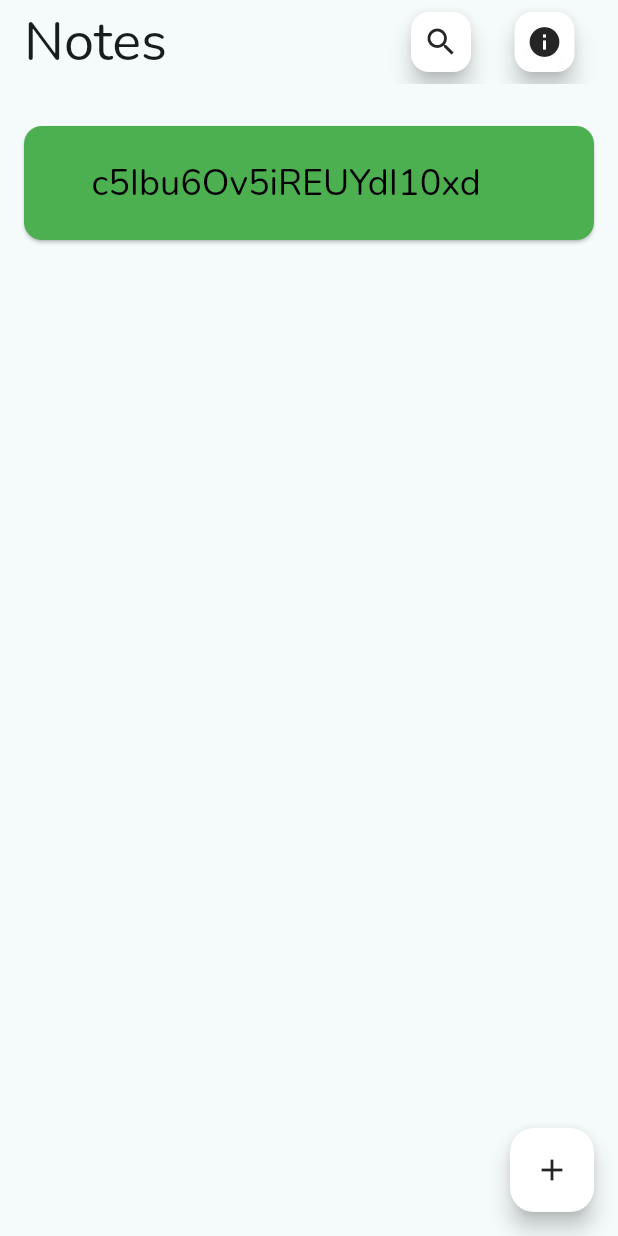
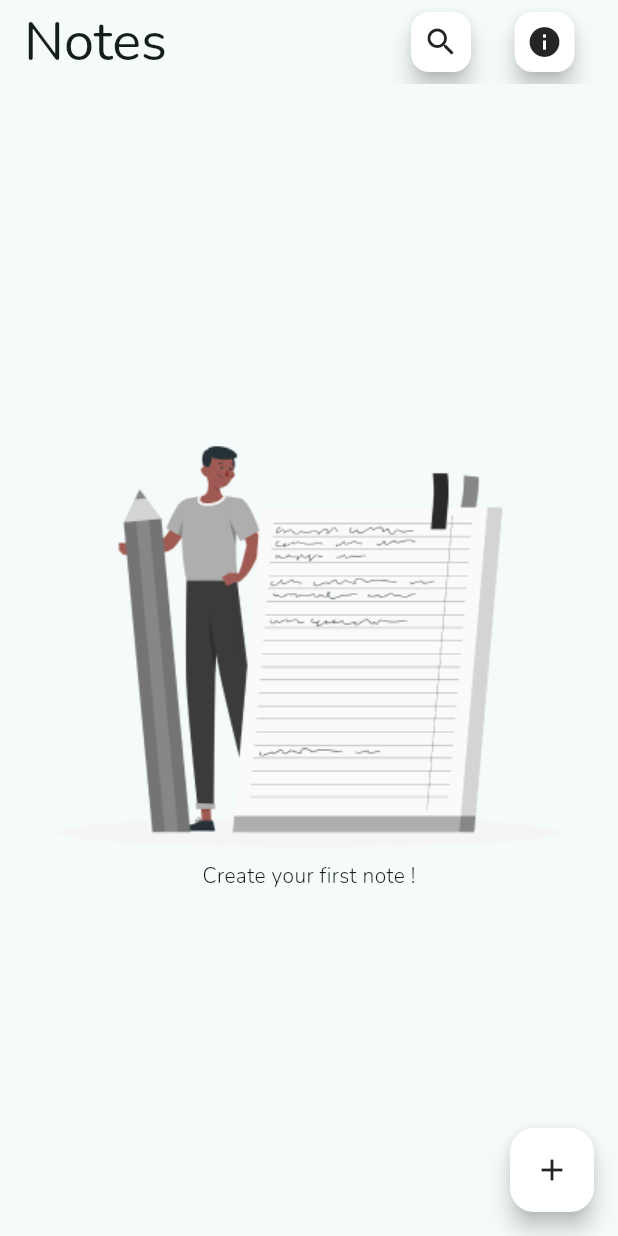
Before and after one commit to td-cristian-torrado/td-bootcamp-flutter-2024-examples, a Flutter app: the screen it shows after launch, after a tap on the "add" icon, on a phone screen of 412 x 824 dp. Run offline on Flutter 3.47's test engine with Material 3 defaults, Android fonts, the phone set to English and light mode, and no system bars; our stand-ins replace google_fonts; missing offline and left inert: dart:js_interop.

```diff
--- a/widgets-example-1/td_bootcamp_widget_notes_app/lib/home.dart
+++ /dev/null
@@ -1,106 +0,0 @@
-import 'dart:math';
-
-import 'package:flutter/material.dart';
-
-class HomeScreen extends StatefulWidget {
-  const HomeScreen({super.key});
-
-  @override
-  State<HomeScreen> createState() => _HomeScreenState();
-}
-
-class _HomeScreenState extends State<HomeScreen> {
-
-  List<String> _notesList = [];
-
-  @override
-  void initState() {
-    super.initState();
-    _notesList = [];
-  }
-
-  void _onFabTap(){
-    setState(() {
-       var newNote = generateRandomString();
-       _notesList.add(newNote);
-        print(newNote);
-        print(_notesList.length);
-    });
-  }
-
-  @override
-  Widget build(BuildContext context) {
-    return Scaffold(
-        appBar: AppBar(
-          title: Text('Notes', style: Theme.of(context).textTheme.displaySmall),
-          actions: [
-            Theme(
-              data: _getFabCustomTheme(context: context),
-              child: const FloatingActionButton.small(onPressed: null, child: Icon(Icons.search))),
-             Padding(
-              padding: const EdgeInsets.fromLTRB(21,0,25,0),
-              child: Theme(
-                data: _getFabCustomTheme(context: context),
-                child: const FloatingActionButton.small(onPressed: null, child: Icon(Icons.info))),
-            ),
-          ],
-        ),
-        body: ListView(children: _notesList.map((text) => _cardFactory(text: text)).toList(),) ,
-        floatingActionButton: Theme(
-          data: _getFabCustomTheme(context: context),
-          child: FloatingActionButton(
-            onPressed: _onFabTap, child: Icon(Icons.add)),
-        ),
-    );
-  }
-
-  ThemeData _getFabCustomTheme({required BuildContext context}){
-    final brightness = View.of(context).platformDispatcher.platformBrightness;
-    return Theme.of(context)
-            .copyWith(colorScheme: Theme.of(context)
-              .colorScheme.copyWith(
-                primaryContainer: brightness == Brightness.light ? const Color(0xFFFFFFFF) : const Color(0xFF252525),
-                onPrimaryContainer: brightness == Brightness.dark ? const Color(0xFFFFFFFF) : const Color(0xFF252525)));
-  }
-
-  Widget _cardFactory({required String text}) {
-     return Padding(
-             padding: const EdgeInsets.symmetric(vertical: 24, horizontal: 12),
-             child: Card( color: Colors.green, child:  Padding(
-               padding: const EdgeInsets.symmetric(vertical: 22, horizontal: 45),
-                child: Text(text,
-                style: Theme.of(context).textTheme.headlineSmall!
-                .copyWith(color:Colors.black ))),
-             ),
-           );
-  }
-
-  /*
-
-  SizedBox(
-          width: double.infinity,
-          height: double.infinity,
-          child: Column(
-            crossAxisAlignment: CrossAxisAlignment.center,
-            mainAxisAlignment: MainAxisAlignment.center,
-            children: [
-              Image.asset('assets/img/rafiki.png'),
-              Text('Create your first note !',
-              style: Theme.of(context).textTheme.bodyMedium?.
-              copyWith(fontWeight: FontWeight.w300),)
-            ],
-          ),
-        ),
-
-
-  */
-}
-
-String generateRandomString() {
-    const String chars = 'abcdefghijklmnopqrstuvwxyzABCDEFGHIJKLMNOPQRSTUVWXYZ0123456789';
-    final Random random = Random();
-    return List.generate(Random()
-      .nextInt(50),
-      (index) => chars[random.nextInt(chars.length)])
-      .join();
-}
--- /dev/null
+++ b/widgets-example-1/td_bootcamp_widget_notes_app/lib/home_screen.dart
@@ -0,0 +1,108 @@
+import 'package:flutter/material.dart';
+import 'package:td_bootcamp_widget_notes_app/info_screen.dart';
+import 'package:td_bootcamp_widget_notes_app/model/sticky_note.dart';
+import 'package:td_bootcamp_widget_notes_app/themes/util.dart';
+import 'package:td_bootcamp_widget_notes_app/utils/random_generators.dart';
+
+class HomeScreen extends StatefulWidget {
+  const HomeScreen({super.key});
+
+  @override
+  State<HomeScreen> createState() => _HomeScreenState();
+}
+
+class _HomeScreenState extends State<HomeScreen> {
+
+  List<StickyNote> _notesList = [];
+
+  @override
+  void initState() {
+    super.initState();
+    _notesList = [];
+  }
+
+  void _onFabTap(){
+    setState(() {
+       var newText = generateRandomString();
+       var newColor = generateRandomColors();
+       _notesList.add(StickyNote(text: newText, color: newColor));
+    });
+  }
+
+  Future<void> _onFabTapBucle() async {
+    for(int i=0; i<20; i++){
+      await Future.delayed(const Duration(seconds: 2), () {
+        setState(() {
+          var newText = generateRandomString();
+          var newColor = generateRandomColors();
+          _notesList.add(StickyNote(text: newText, color: newColor));
+        });
+      });
+    }
+  }
+
+  @override
+  Widget build(BuildContext context) {
+    return Scaffold(
+        appBar: AppBar(
+          title: Text('Notes', style: Theme.of(context).textTheme.displaySmall),
+          actions: [
+            Theme(
+              data: getFabCustomTheme(context: context),
+              child: const FloatingActionButton.small(onPressed: null, child: Icon(Icons.search))),
+             Padding(
+              padding: const EdgeInsets.fromLTRB(21,0,25,0),
+              child: Theme(
+                data: getFabCustomTheme(context: context),
+                child:  FloatingActionButton.small(onPressed: () {
+                  Navigator.of(context).push(
+                      MaterialPageRoute(
+                        builder: (context) => const InfoScreen(),
+                      ),
+                  );
+                }, child: const Icon(Icons.info))),
+            ),
+          ],
+        ),
+        body: _notesList.isEmpty ? _emptyViewFactory() : _noteListFactory(),
+        floatingActionButton: Theme(
+          data: getFabCustomTheme(context: context),
+          child: FloatingActionButton(
+            onPressed: _onFabTapBucle, child: const Icon(Icons.add)),
+        ),
+    );
+  }
+
+  Widget _cardFactory({required StickyNote stickyNote}) {
+     return Padding(
+             padding: const EdgeInsets.symmetric(vertical: 24, horizontal: 12),
+             child: Card( color: stickyNote.color, child:  Padding(
+               padding: const EdgeInsets.symmetric(vertical: 22, horizontal: 45),
+                child: Text(stickyNote.text,
+                style: Theme.of(context).textTheme.headlineSmall!
+                .copyWith(color:Colors.black ))),
+             ),
+           );
+  }
+
+  Widget _emptyViewFactory(){
+    return  SizedBox(
+          width: double.infinity,
+          height: double.infinity,
+          child: Column(
+            crossAxisAlignment: CrossAxisAlignment.center,
+            mainAxisAlignment: MainAxisAlignment.center,
+            children: [
+              Image.asset('assets/img/rafiki.png'),
+              Text('Create your first note !',
+              style: Theme.of(context).textTheme.bodyMedium?.
+              copyWith(fontWeight: FontWeight.w300),)
+            ],
+          ),
+        );
+  }
+
+  Widget _noteListFactory(){
+    return ListView(children: _notesList.reversed.map((stickyNote) => _cardFactory(stickyNote: stickyNote)).toList(),);
+  }
+}
--- a/widgets-example-1/td_bootcamp_widget_notes_app/lib/main.dart
+++ b/widgets-example-1/td_bootcamp_widget_notes_app/lib/main.dart
@@ -1,5 +1,5 @@
 import 'package:flutter/material.dart';
-import 'package:td_bootcamp_widget_notes_app/home.dart';
+import 'package:td_bootcamp_widget_notes_app/home_screen.dart';
 import 'package:td_bootcamp_widget_notes_app/themes/theme.dart';
 import 'package:td_bootcamp_widget_notes_app/themes/util.dart';
 
--- /dev/null
+++ b/widgets-example-1/td_bootcamp_widget_notes_app/lib/model/sticky_note.dart
@@ -0,0 +1,8 @@
+import 'dart:ui';
+
+final class StickyNote {
+  final String text;
+  final Color color;
+
+  StickyNote({required this.text, required this.color});
+}
--- a/widgets-example-1/td_bootcamp_widget_notes_app/lib/themes/util.dart
+++ b/widgets-example-1/td_bootcamp_widget_notes_app/lib/themes/util.dart
@@ -17,3 +17,12 @@ TextTheme createTextTheme(
   );
   return textTheme;
 }
+
+ThemeData getFabCustomTheme({required BuildContext context}){
+    final brightness = View.of(context).platformDispatcher.platformBrightness;
+    return Theme.of(context)
+            .copyWith(colorScheme: Theme.of(context)
+              .colorScheme.copyWith(
+                primaryContainer: brightness == Brightness.light ? const Color(0xFFFFFFFF) : const Color(0xFF252525),
+                onPrimaryContainer: brightness == Brightness.dark ? const Color(0xFFFFFFFF) : const Color(0xFF252525)));
+  }
```
Also changed, not shown: widgets-example-1/td_bootcamp_widget_notes_app/lib/info_screen.dart (added, +38 -0 lines), widgets-example-1/td_bootcamp_widget_notes_app/lib/utils/random_generators.dart (added, +23 -0 lines).
